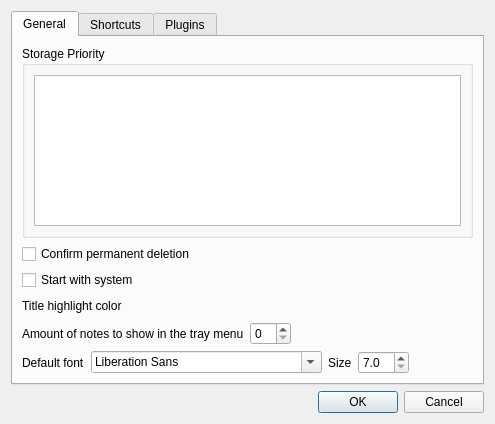
The window that libanykeep/optionsdlg.ui (Ri0n/AnyKeep) describes before a commit, drawn with Qt 5.
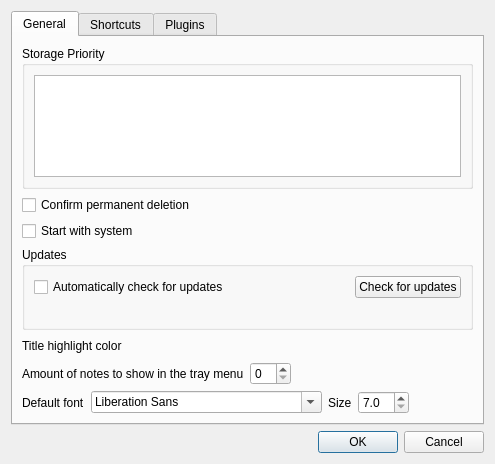
The same window after the commit. Icons and pictures are not drawn. Custom widgets are drawn as their Qt base class.

Diff of the .ui file:
```diff
--- a/libanykeep/optionsdlg.ui
+++ b/libanykeep/optionsdlg.ui
@@ -73,6 +73,56 @@
          </property>
         </widget>
        </item>
+       <item>
+        <widget class="QGroupBox" name="updatesGroup">
+         <property name="title">
+          <string>Updates</string>
+         </property>
+         <layout class="QVBoxLayout" name="updatesGroupLayout">
+          <item>
+           <layout class="QHBoxLayout" name="updatesControlsLayout">
+            <item>
+             <widget class="QCheckBox" name="ckAutomaticUpdates">
+              <property name="text">
+               <string>Automatically check for updates</string>
+              </property>
+             </widget>
+            </item>
+            <item>
+             <spacer name="updatesHorizontalSpacer">
+              <property name="orientation">
+               <enum>Qt::Orientation::Horizontal</enum>
+              </property>
+              <property name="sizeHint" stdset="0">
+               <size>
+                <width>40</width>
+                <height>20</height>
+               </size>
+              </property>
+             </spacer>
+            </item>
+            <item>
+             <widget class="QPushButton" name="pbCheckUpdates">
+              <property name="text">
+               <string>Check for updates</string>
+              </property>
+             </widget>
+            </item>
+           </layout>
+          </item>
+          <item>
+           <widget class="QLabel" name="lblUpdateStatus">
+            <property name="text">
+             <string/>
+            </property>
+            <property name="wordWrap">
+             <bool>true</bool>
+            </property>
+           </widget>
+          </item>
+         </layout>
+        </widget>
+       </item>
        <item>
         <layout class="QHBoxLayout" name="horizontalLayout_2">
          <item>
```
